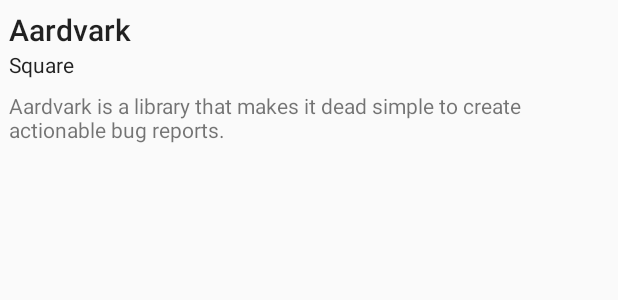
After one commit to willbrom/ZADTask, an Android app: the layout repo_item_layout.xml on its own in the app's theme, with its tools: preview values and no code run, on a phone screen of 412 x 824 dp. The commit adds this screen. Shown: the top 300 px of the screen. Run offline under Robolectric (Android 15) with nearby library versions, the phone set to English and light mode, and no system bars.

Commit message:
Add recyclerView

```diff
--- a/app/build.gradle
+++ b/app/build.gradle
@@ -23,7 +23,7 @@ dependencies {
     implementation 'com.android.support:appcompat-v7:27.1.1'
     implementation 'com.android.support.constraint:constraint-layout:1.1.0'
 
-    implementation 'com.android.volley:volley:1.1.0'
+    implementation 'com.android.support:recyclerview-v7:27.1.1'
 
     testImplementation 'junit:junit:4.12'
     androidTestImplementation 'com.android.support.test:runner:1.0.2'
--- /dev/null
+++ b/app/src/main/res/layout/repo_item_layout.xml
@@ -0,0 +1,31 @@
+<?xml version="1.0" encoding="utf-8"?>
+<LinearLayout xmlns:android="http://schemas.android.com/apk/res/android"
+    android:layout_width="match_parent"
+    android:layout_height="match_parent"
+    xmlns:tools="http://schemas.android.com/tools"
+    android:orientation="vertical"
+    android:padding="6dp">
+
+    <TextView
+        android:id="@+id/repo_name"
+        android:layout_width="wrap_content"
+        android:layout_height="wrap_content"
+        tools:text="Aardvark"
+        style="@style/TextAppearance.AppCompat.Title" />
+
+    <TextView
+        android:id="@+id/repo_owner"
+        android:layout_width="wrap_content"
+        android:layout_height="wrap_content"
+        tools:text="Square"
+        style="@style/TextAppearance.AppCompat.Body1" />
+
+    <TextView
+        android:id="@+id/repo_description"
+        android:layout_width="wrap_content"
+        android:layout_height="wrap_content"
+        tools:text="Aardvark is a library that makes it dead simple to create actionable bug reports."
+        style="@style/TextAppearance.AppCompat.Small"
+        android:layout_marginTop="8dp" />
+
+</LinearLayout>
```
Also changed, not shown: app/src/main/java/com/wilbrom/zadtask/MainActivity.java (+13 -1 lines), app/src/main/java/com/wilbrom/zadtask/adapter/RepoAdapter.java (added, +59 -0 lines), app/src/main/res/layout/activity_main.xml (+6 -10 lines).
